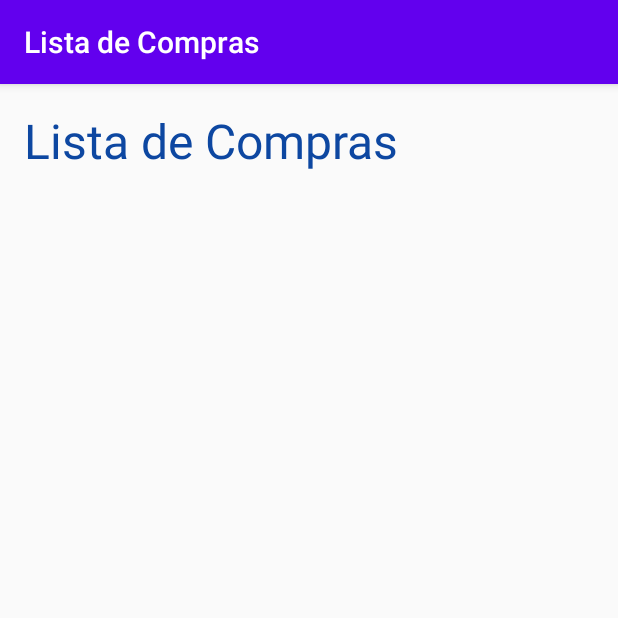
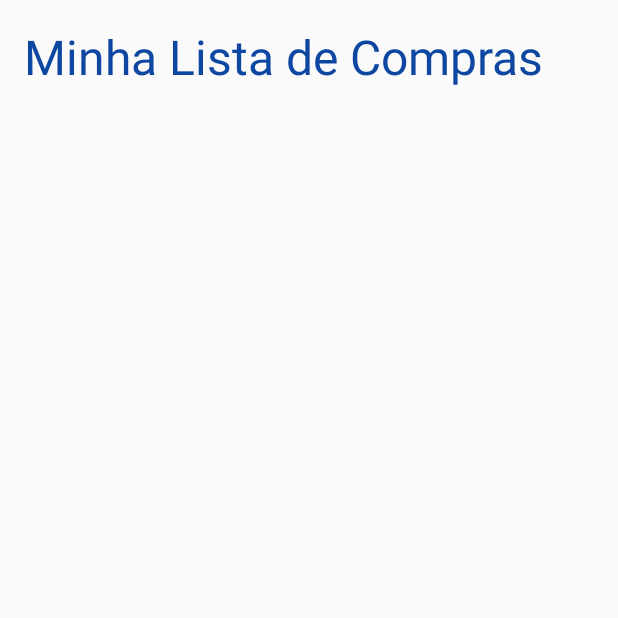
Before and after one commit to marcoacsena/PrecisoComprar, an Android app: the screen it shows after launch (MainActivity), on a phone screen of 412 x 824 dp, the top half of it. Run offline under Robolectric (Android 15) with nearby library versions, the phone set to English and light mode, and no system bars; Roboto replaces fonts that are not available here.

Commit message:
Commit inicial.

```diff
--- a/app/build.gradle
+++ b/app/build.gradle
@@ -32,6 +32,7 @@ dependencies {
     implementation 'androidx.constraintlayout:constraintlayout:2.0.1'
     implementation 'androidx.recyclerview:recyclerview:1.1.0'
     implementation 'androidx.cardview:cardview:1.0.0'
+    implementation 'com.google.android.material:material:1.2.1'
     testImplementation 'junit:junit:4.12'
     androidTestImplementation 'androidx.test.ext:junit:1.1.2'
     androidTestImplementation 'androidx.test.espresso:espresso-core:3.3.0'
--- a/app/src/main/res/values/colors.xml
+++ b/app/src/main/res/values/colors.xml
@@ -1,6 +1,6 @@
 <?xml version="1.0" encoding="utf-8"?>
 <resources>
-    <color name="colorPrimary">#6200EE</color>
-    <color name="colorPrimaryDark">#3700B3</color>
-    <color name="colorAccent">#03DAC5</color>
+    <color name="colorPrimary">#FF9800</color>
+    <color name="colorPrimaryDark">#F57C00</color>
+    <color name="colorAccent">#7D3AB7</color>
 </resources>
--- a/app/src/main/res/values/dimens.xml
+++ b/app/src/main/res/values/dimens.xml
@@ -2,4 +2,5 @@
 <resources>
     <dimen name="large_title">32sp</dimen>
     <dimen name="normal_title">26sp</dimen>
+    <dimen name="small_title">16sp</dimen>
 </resources>
--- a/app/src/main/res/values/styles.xml
+++ b/app/src/main/res/values/styles.xml
@@ -1,6 +1,6 @@
 <resources>
     <!-- Base application theme. -->
-    <style name="AppTheme" parent="Theme.AppCompat.Light.DarkActionBar">
+    <style name="AppTheme" parent="Theme.AppCompat.Light.NoActionBar">
         <!-- Customize your theme here. -->
         <item name="colorPrimary">@color/colorPrimary</item>
         <item name="colorPrimaryDark">@color/colorPrimaryDark</item>
```
Also changed, not shown: app/src/main/AndroidManifest.xml (+7 -0 lines), app/src/main/res/values/strings.xml (+8 -1 lines).
